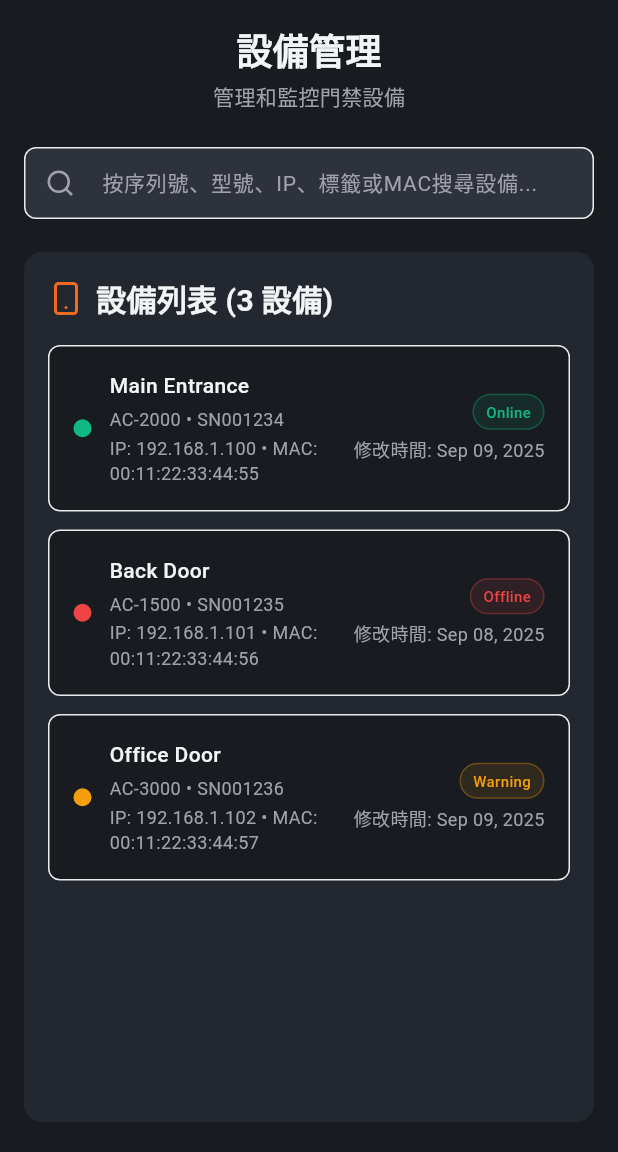
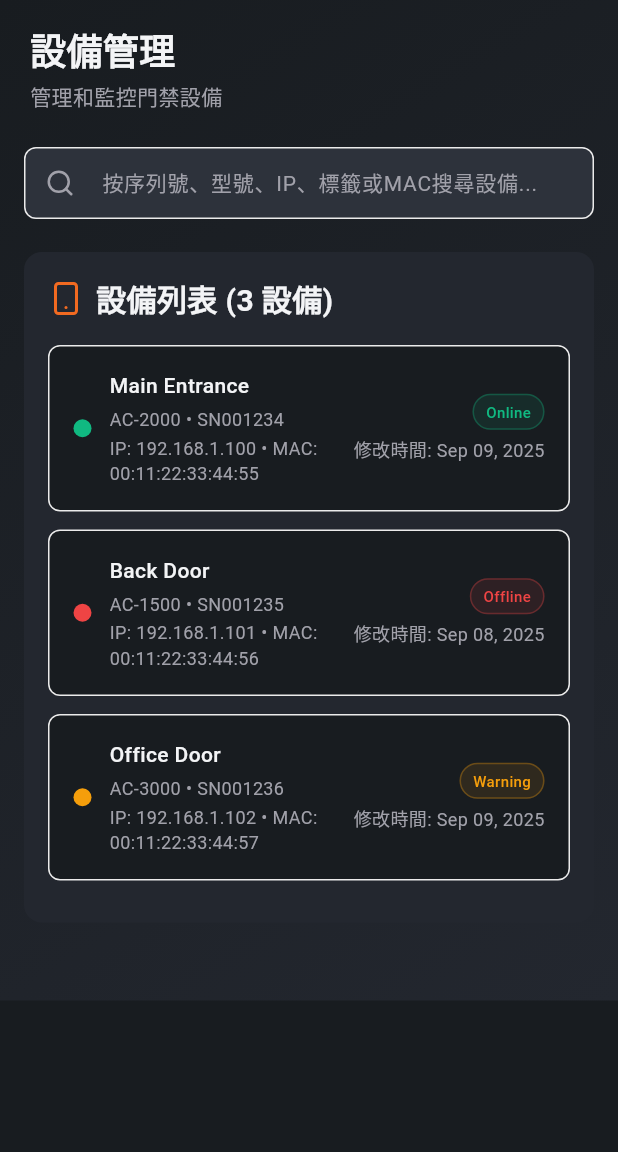
Before and after one commit to Rashid-Mahmood501/door-access-system-mobile-app, a Flutter app: the DevicesPage screen opened directly, on a phone screen of 412 x 824 dp, the part 84-1236 px from its top. Run offline on Flutter 3.47's test engine with Material 3 defaults, Android fonts, the light colour scheme and no system bars; our stand-ins replace file_picker, lucide_icons, shared_preferences; accounts and stored records are empty.

Commit message:
fix alignment

```diff
--- a/lib/screens/devices_page.dart
+++ b/lib/screens/devices_page.dart
@@ -109,13 +109,20 @@ class _DevicesPageState extends State<DevicesPage> {
         imagePath: 'Assets/hkezit-logo.png',
         onLogout: null,
       ),
-      body: Column(
+      body: Container(
+        decoration: const BoxDecoration(
+          gradient: AppTheme.backgroundGradient,
+        ),
+        child: SingleChildScrollView(
+          padding: const EdgeInsets.fromLTRB(0, 16, 0, 32),
+          child: Column(
+            crossAxisAlignment: CrossAxisAlignment.stretch,
             children: [
               // Header Section
               Container(
-            padding: const EdgeInsets.fromLTRB(0, 16, 0, 16),
+                padding: const EdgeInsets.fromLTRB(20, 0, 0, 0),
                 child: Column(
-              crossAxisAlignment: CrossAxisAlignment.center,
+                  crossAxisAlignment: CrossAxisAlignment.start,
                   children: [
                     Text(
                       AppLocalizations.of(context)!.devices,
@@ -132,6 +139,8 @@ class _DevicesPageState extends State<DevicesPage> {
                 ),
               ),
 
+              const SizedBox(height: 16),
+
               // Search Bar
           CustomSearchBar(
             placeholder: AppLocalizations.of(context)!.searchDevices,
@@ -144,8 +153,7 @@ class _DevicesPageState extends State<DevicesPage> {
           ),
 
               // Device List
-          Expanded(
-            child: _filteredDevices.isEmpty
+              _filteredDevices.isEmpty
                 ? Center(
                     child: Column(
                       mainAxisAlignment: MainAxisAlignment.center,
@@ -178,21 +186,22 @@ class _DevicesPageState extends State<DevicesPage> {
                             color: AppTheme.accent,
                           ),
                         ),
-                        Expanded(
-                          child: ListView.builder(
+                          ListView.builder(
+                            shrinkWrap: true,
+                            physics: const NeverScrollableScrollPhysics(),
                             itemCount: _paginatedDevices.length,
                             itemBuilder: (context, index) {
                               final device = _paginatedDevices[index];
                               return _buildDeviceItem(device);
                             },
                           ),
-                        ),
                         if (_totalPages > 1) _buildPagination(),
                       ],
                     ),
                   ),
+            ],
           ),
-        ],
+        ),
       ),
     );
   }
```
Also changed, not shown: lib/screens/access_log_page.dart (+4 -3 lines), lib/screens/login_page.dart (+16 -0 lines), lib/screens/main_navigation.dart (+11 -7 lines), lib/screens/personnel_page.dart (+18 -9 lines), lib/screens/settings_page.dart (+17 -5 lines). Lines whose indentation alone changed are shown as unchanged.
